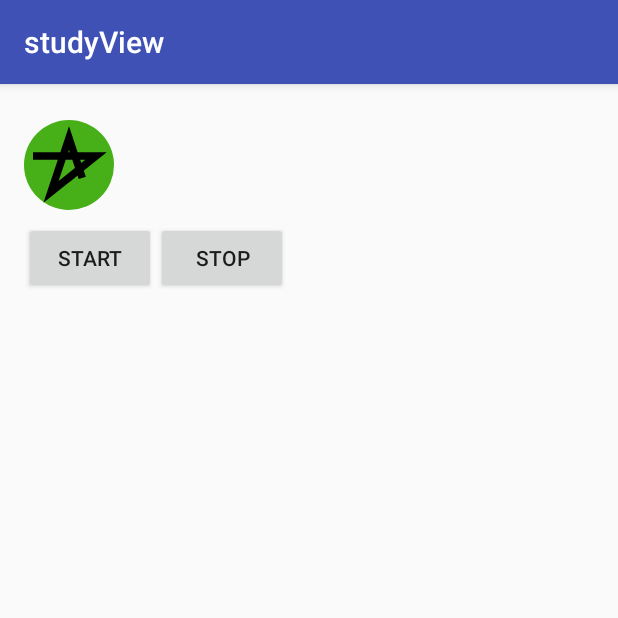
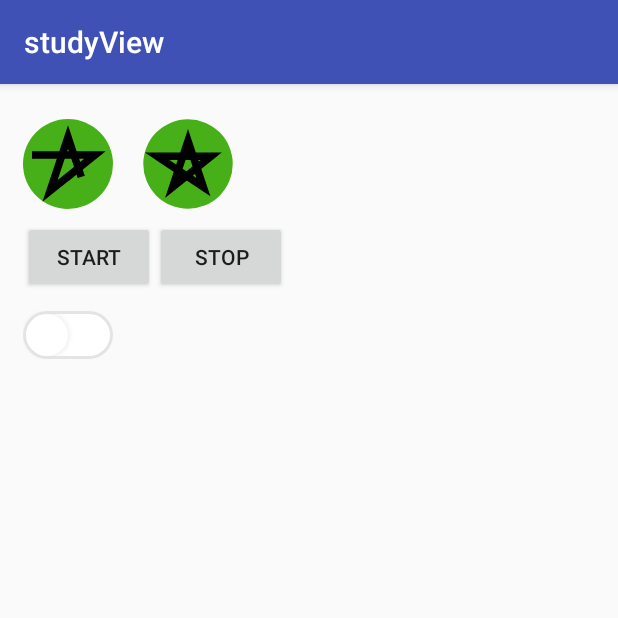
Before and after one commit to Dinnis-chen/studyView, an Android app: the screen it shows after launch (MainActivity), after a tap on "START", on a phone screen of 412 x 824 dp, the top half of it. Run offline under Robolectric (Android 15) with nearby library versions, the phone set to English and light mode, and no system bars.

Commit message:
TickView toggleButton
增加STickView控件编写
以及toggleButton控件修改使用

```diff
--- a/studyView/app/src/main/java/com/example/administrator/studyview/CTickView/CTickViewTest.java
+++ b/studyView/app/src/main/java/com/example/administrator/studyview/CTickView/CTickViewTest.java
@@ -8,6 +8,7 @@ import android.widget.LinearLayout;
 
 import com.example.administrator.studyview.R;
 import com.example.lib_view.tick.CTickView;
+import com.example.lib_view.tick.STickView;
 
 /**
  * @author chenjiawang
@@ -20,6 +21,7 @@ import com.example.lib_view.tick.CTickView;
 
 public class CTickViewTest extends LinearLayout implements View.OnClickListener{
     private CTickView McTickView;
+    private STickView mSTickVIew;
     public CTickViewTest(Context context) {
         super(context);
         init(context);
@@ -38,6 +40,7 @@ public class CTickViewTest extends LinearLayout implements View.OnClickListener{
     private void init(Context context){
         View view =  LayoutInflater.from(context).inflate(R.layout.layout_ctick,this,true);
         McTickView =(CTickView)view.findViewById(R.id.ctv_tick);
+        mSTickVIew = (STickView) view.findViewById(R.id.stv_tick);
         view.findViewById(R.id.btn_ctv_start).setOnClickListener(this);
         view.findViewById(R.id.btn_ctv_stop).setOnClickListener(this);
 
@@ -47,9 +50,11 @@ public class CTickViewTest extends LinearLayout implements View.OnClickListener{
         switch (v.getId()) {
             case R.id.btn_ctv_start:
                 McTickView.start();
+                mSTickVIew.start();
                 break;
             case R.id.btn_ctv_stop:
                 McTickView.stop();
+                mSTickVIew.stop();
                 break;
         }
     }
--- a/studyView/app/src/main/res/layout/activity_main.xml
+++ b/studyView/app/src/main/res/layout/activity_main.xml
@@ -1,17 +1,29 @@
 <?xml version="1.0" encoding="utf-8"?>
 <RelativeLayout xmlns:android="http://schemas.android.com/apk/res/android"
     xmlns:tools="http://schemas.android.com/tools"
+    xmlns:apps="http://schemas.android.com/apk/res-auto"
     android:id="@+id/activity_main"
     android:layout_width="match_parent"
     android:layout_height="match_parent"
-    android:paddingBottom="@dimen/activity_vertical_margin"
-    android:paddingLeft="@dimen/activity_horizontal_margin"
-    android:paddingRight="@dimen/activity_horizontal_margin"
-    android:paddingTop="@dimen/activity_vertical_margin"
     tools:context="com.example.administrator.studyview.MainActivity">
 
-    <com.example.administrator.studyview.CTickView.CTickViewTest
+    <LinearLayout
         android:layout_width="match_parent"
         android:layout_height="wrap_content"
-        android:orientation="vertical" />
+        android:padding="15dp"
+        android:orientation="vertical">
+        <com.example.administrator.studyview.CTickView.CTickViewTest
+            android:layout_width="match_parent"
+            android:layout_height="wrap_content"
+            android:orientation="vertical" />
+        <com.example.lib_view.toggleButton.ToggleButton
+            android:layout_width="60dp"
+            android:layout_height="32dp"
+            android:layout_marginTop="12dp"
+            apps:lib_ui_view_tbtn_colorLight="#FF4081"
+            apps:lib_ui_view_tbtn_colorNormal="#ffffff"
+            apps:lib_ui_view_tbtn_colorPadding="#e3e4e5"
+            apps:lib_ui_view_tbtn_duration="200"
+            apps:lib_ui_view_tbtn_padding="2dp" />
+    </LinearLayout>
 </RelativeLayout>
--- a/studyView/app/src/main/res/layout/layout_ctick.xml
+++ b/studyView/app/src/main/res/layout/layout_ctick.xml
@@ -13,6 +13,15 @@
             android:id="@+id/ctv_tick"
             android:layout_height="60dp"
             android:layout_width="60dp"
+            app:lib_ui_view_ctv_color="#000000"
+            app:lib_ui_view_ctr_colorCircle="#47b018"
+            app:lib_ui_view_ctr_strokeWidth="5dp" />
+        <com.example.lib_view.tick.STickView
+            android:id="@+id/stv_tick"
+            android:layout_width="76dp"
+            android:layout_height="76dp"
+            android:layout_marginLeft="12dp"
+            android:layout_marginStart="12dp"
             app:lib_ui_view_ctv_color="#000000"
             app:lib_ui_view_ctr_colorCircle="#47b018"
             app:lib_ui_view_ctr_strokeWidth="5dp" />
--- a/studyView/lib_view/src/main/java/com/example/lib_view/tick/CTickView.java
+++ b/studyView/lib_view/src/main/java/com/example/lib_view/tick/CTickView.java
@@ -14,6 +14,7 @@ import android.view.animation.LinearInterpolator;
 
 import com.example.lib_view.R;
 
+
 /**
  * @author chenjiawang
  * @package com.example.lib_view.tick
@@ -27,13 +28,13 @@ public class CTickView extends View {
     private int mWidth;
     private int mHeight;
 
-    private int mColor;
-    private int mColorCircle;
-    private float strokeWidth;
-    private Path mPathCircle;
-    private Path mPathStar;
-    private Paint mPaintCircle;
-    private Paint mPaintStar;
+    private int mColor;//图案颜色
+    private int mColorCircle;//背景颜色
+    private float strokeWidth;//图案宽度
+    private Path mPathCircle;//背景绘图
+    private Path mPathStar;//图案绘图
+    private Paint mPaintCircle;//背景画笔
+    private Paint mPaintStar;//图案画笔
     private PathMeasure mStarPathMeasure;
     private ValueAnimator mStarAnimator;
 
--- /dev/null
+++ b/studyView/lib_view/src/main/java/com/example/lib_view/tick/STickView.java
@@ -0,0 +1,172 @@
+package com.example.lib_view.tick;
+
+import android.animation.ValueAnimator;
+import android.content.Context;
+import android.content.res.TypedArray;
+import android.graphics.Canvas;
+import android.graphics.Color;
+import android.graphics.Paint;
+import android.graphics.Path;
+import android.graphics.PathMeasure;
+import android.util.AttributeSet;
+import android.view.View;
+import android.view.animation.Interpolator;
+
+import com.example.lib_view.R;
+
+/**
+ * @author chenjiawang
+ * @package com.example.lib_view.tick
+ * @fileName STickView
+ * @date on 2018/6/19
+ * @describe TODO
+ * @email chen-jw@crystal-optech.com
+ */
+
+public class STickView extends View {
+
+    private int mWidth;
+    private int mHeight;
+
+    private float factor;
+    private float scaleAX = 0.1f;
+    private float scaleAY = 0.4f;
+    private float scaleBX = 0.8f;
+    private float scaleBY = 0.4f;
+    private float scaleCX = 0.3f;
+    private float scaleCY = 0.8f;
+    private float scaleDX = 0.5f;
+    private float scaleDY = 0.2f;
+    private float scaleEX = 0.7f;
+    private float scaleEY = 0.8f;
+
+    private int mColorStar;
+    private int mColorCircle;
+    private float mStrokeWidth;
+    private Path mPathStar;
+    private Path mPathCircle;
+    private Paint mPaintStar;
+    private Paint mPaintCircle;
+    private PathMeasure mTickPathMeasure;
+    private ValueAnimator mValueAnimator;
+
+    public STickView(Context context) {
+        this(context, null);
+    }
+
+    public STickView(Context context, AttributeSet attrs) {
+        this(context, attrs, 0);
+    }
+
+    public STickView(Context context, AttributeSet attrs, int defStyleAttr) {
+        super(context, attrs, defStyleAttr);
+        TypedArray typedArray = context.obtainStyledAttributes(attrs, R.styleable.lib_ui_view_CTickView);
+        mColorStar = typedArray.getColor(R.styleable.lib_ui_view_CTickView_lib_ui_view_ctv_color, Color.parseColor("#ffffff"));
+        mColorCircle = typedArray.getColor(R.styleable.lib_ui_view_CTickView_lib_ui_view_ctr_colorCircle, Color.parseColor("#47b018"));
+        mStrokeWidth = typedArray.getDimension(R.styleable.lib_ui_view_CTickView_lib_ui_view_ctr_strokeWidth, 3);
+        typedArray.recycle();
+        init();
+    }
+
+    public void init() {
+        mPathCircle = new Path();
+        mPathStar = new Path();
+        mTickPathMeasure = new PathMeasure();
+
+        mPaintCircle = new Paint(Paint.ANTI_ALIAS_FLAG);
+        mPaintCircle.setColor(mColorCircle);
+
+        mPaintStar = new Paint(Paint.ANTI_ALIAS_FLAG);
+        mPaintStar.setColor(mColorStar);
+        mPaintStar.setStyle(Paint.Style.STROKE);
+        mPaintStar.setStrokeWidth(mStrokeWidth);
+
+        mValueAnimator = ValueAnimator.ofFloat(0f, 1f);
+        mValueAnimator.setDuration(3000);
+        mValueAnimator.setInterpolator(new SpringScaleInterpolator(0.4f));
+        mValueAnimator.addUpdateListener(new ValueAnimator.AnimatorUpdateListener() {
+            @Override
+            public void onAnimationUpdate(ValueAnimator animation) {
+                if (mPaintCircle != null && mPaintStar != null) {
+                    float alpha = 1f * animation.getDuration() / 3000;
+                    alpha = Math.min(alpha, 1f);
+                    alpha = Math.max(alpha, 0f);
+                    mPaintCircle.setAlpha((int) (255 * alpha));
+                    mPaintStar.setAlpha((int) (255 * alpha));
+                }
+                factor = (float) animation.getAnimatedValue();
+                factor = factor / 1.27f;
+                factor = Math.min(factor, 1f);
+                factor = Math.max(factor, 0f);
+                postInvalidate();
+            }
+        });
+    }
+
+    @Override
+    protected void onDraw(Canvas canvas) {
+        float width = this.mWidth * 0.86f * factor;
+        float height = this.mHeight * 0.86f * factor;
+        float startX = (this.mWidth - width) / 2f;
+        float startY = (this.mHeight - height) / 2f;
+        //初始化path
+        mPathStar.reset();
+        mPathCircle.reset();
+        mPathStar.moveTo(startX + width * scaleAX, startY + height * scaleAY);
+        mPathStar.lineTo(startX + width * scaleBX, startY + height * scaleBY);
+        mPathStar.lineTo(startX + width * scaleCX, startY + height * scaleCY);
+        mPathStar.lineTo(startX + width * scaleDX, startY + height * scaleDY);
+        mPathStar.lineTo(startX + width * scaleEX, startY + height * scaleEY);
+        mPathStar.close();
+        mTickPathMeasure.setPath(mPathStar, false);
+        mTickPathMeasure.getSegment(0, mTickPathMeasure.getLength(), mPathStar, true);
+        width = this.mWidth * factor;
+        height = this.mHeight * factor;
+        startX = (this.mWidth - width) / 2f;
+        startY = (this.mHeight - height) / 2f;
+        canvas.drawCircle(startX + width / 2f, startY + width / 2f, width / 2f, mPaintCircle);
+        mPaintCircle.setStrokeWidth(mStrokeWidth * factor);
+        canvas.drawPath(mPathStar, mPaintStar);
+    }
+
+    @Override
+    protected void onMeasure(int widthMeasureSpec, int heightMeasureSpec) {
+        super.onMeasure(widthMeasureSpec, heightMeasureSpec);
+        mWidth = MeasureSpec.getSize(widthMeasureSpec);
+        mHeight = MeasureSpec.getSize(heightMeasureSpec);
+        setMeasuredDimension(mWidth, mHeight);
+    }
+
+    /**
+     * Start animation
+     */
+    public void start() {
+        stop();
+        mPathStar = new Path();
+        if (mValueAnimator != null) {
+            mValueAnimator.start();
+        }
+    }
+
+    /**
+     * Stop animation
+     */
+    public void stop() {
+        if (mValueAnimator != null) {
+            mValueAnimator.end();
+        }
+    }
+
+    class SpringScaleInterpolator implements Interpolator {
+        private float factor;
+
+        SpringScaleInterpolator(float factor) {
+            this.factor = factor;
+        }
+
+        @Override
+        public float getInterpolation(float input) {
+            return (float) (Math.pow(2, -10 * input) * Math.sin((input - factor / 4) * (2 * Math.PI) / factor) + 1);
+        }
+    }
+}
--- /dev/null
+++ b/studyView/lib_view/src/main/java/com/example/lib_view/toggleButton/ToggleButton.java
@@ -0,0 +1,221 @@
+package com.example.lib_view.toggleButton;
+
+import android.animation.Animator;
+import android.animation.ValueAnimator;
+import android.content.Context;
+import android.content.res.TypedArray;
+import android.graphics.Canvas;
+import android.graphics.Color;
+import android.graphics.Paint;
+import android.graphics.Rect;
+import android.graphics.RectF;
+import android.os.Build;
+import android.util.AttributeSet;
+import android.view.MotionEvent;
+import android.view.View;
+import android.view.ViewConfiguration;
+import android.view.animation.LinearInterpolator;
+
+import com.example.lib_view.R;
+
+/**
+ * @author chenjiawang
+ * @package com.example.lib_view.toggleButton
+ * @fileName ToggleButton
+ * @date on 2018/6/20
+ * @describe TODO
+ * @email chen-jw@crystal-optech.com
+ */
+
+public class ToggleButton extends View {
+
+    private int mHeight;
+    private int mWidth;
+    private int mColorNormal;//关闭颜色
+    private int mColorLight;//打开颜色
+    private int mColorPadding;//背景颜色
+    private float mPaddingWidth;//背景宽度
+    private int mDuration;//动画持续时间
+
+    private Rect mRect;
+    private RectF mRectF;
+    private int mTouchSlop;//最小滑动距离
+
+    private Paint mPaintNormal;
+    private Paint mPaintLight;
+    private Paint mPaintPadding;
+    private Paint mPaintShader;
+
+    private ValueAnimator mValueAnimator;
+    private float factor = 1;//进度因子:0-1
+
+    private OnToggleListener mListener;
+    private boolean isOpen;//当前的位置
+    private float dX, dY;
+    private boolean isClickValid;//点击是否有效
+
+
+    public ToggleButton(Context context) {
+        this(context, null);
+    }
+
+    public ToggleButton(Context context, AttributeSet attrs) {
+        this(context, attrs, 0);
+    }
+
+    public ToggleButton(Context context, AttributeSet attrs, int defStyleAttr) {
+        super(context, attrs, defStyleAttr);
+        initTypeArray(context, attrs);
+        init(context);
+    }
+
+    private void initTypeArray(Context context, AttributeSet attrs) {
+        TypedArray typedArray = context.obtainStyledAttributes(attrs, R.styleable.lib_ui_view_ToggleButton);
+        mColorNormal = typedArray.getColor(R.styleable.lib_ui_view_ToggleButton_lib_ui_view_tbtn_colorNormal, Color.parseColor("#ffffff"));
+        mColorLight = typedArray.getColor(R.styleable.lib_ui_view_ToggleButton_lib_ui_view_tbtn_colorLight, Color.parseColor("#FF4081"));
+        mColorPadding = typedArray.getColor(R.styleable.lib_ui_view_ToggleButton_lib_ui_view_tbtn_colorPadding, Color.parseColor("#e3e4e5"));
+        mPaddingWidth = typedArray.getDimension(R.styleable.lib_ui_view_ToggleButton_lib_ui_view_tbtn_padding, 3);
+        mDuration = typedArray.getInteger(R.styleable.lib_ui_view_ToggleButton_lib_ui_view_tbtn_duration, 0);
+        typedArray.recycle();
+    }
+
+    private void init(Context context) {
+        if (Build.VERSION.SDK_INT >= Build.VERSION_CODES.HONEYCOMB) {
+            setLayerType(LAYER_TYPE_SOFTWARE, null);//禁用硬件加速，否则阴影的扩散setShadowLayer无效了
+        }
+        mTouchSlop = ViewConfiguration.get(context).getScaledTouchSlop();
+
+        mRect = new Rect();
+        mRectF = new RectF();
+        mPaintNormal = new Paint(Paint.ANTI_ALIAS_FLAG);
+        mPaintNormal.setColor(mColorNormal);
+
+        mPaintLight = new Paint(Paint.ANTI_ALIAS_FLAG);
+        mPaintLight.setColor(mColorLight);
+
+        mPaintPadding = new Paint(Paint.ANTI_ALIAS_FLAG);
+        mPaintPadding.setColor(mColorPadding);
+
+        mPaintShader = new Paint(Paint.ANTI_ALIAS_FLAG);
+        mPaintShader.setColor(mColorNormal);
+        mPaintShader.setShadowLayer(mPaddingWidth * 2, 0, 0, mColorPadding);
+        mValueAnimator = ValueAnimator.ofFloat(0f, 1f);
+        mValueAnimator.setDuration(mDuration);
+        mValueAnimator.setInterpolator(new LinearInterpolator());
+        mValueAnimator.addUpdateListener(new ValueAnimator.AnimatorUpdateListener() {
+            @Override
+            public void onAnimationUpdate(ValueAnimator animation) {
+                factor = (float) animation.getAnimatedValue();
+                invalidate();
+            }
+        });
+        mValueAnimator.addListener(new Animator.AnimatorListener() {
+            @Override
+            public void onAnimationStart(Animator animation) {
+
+            }
+
+            @Override
+            public void onAnimationEnd(Animator animation) {
+                if (mListener != null && factor == 1) {
+                    mListener.onToggle(isOpen);
+                }
+            }
+
+            @Override
+            public void onAnimationCancel(Animator animation) {
+
+            }
+
+            @Override
+            public void onAnimationRepeat(Animator animation) {
+
+            }
+        });
+    }
+
+    protected void onDraw(Canvas canvas) {
+        super.onDraw(canvas);
+        boolean toggle = (factor == 1) == isOpen;
+        float rectRadius = mHeight / 2f;
+        //先画背景阴影图，再画内部颜色，将其覆盖
+        mRect.set(0, 0, mWidth, mHeight);
+        mRectF.set(mRect);
+        canvas.drawRoundRect(mRectF, rectRadius, rectRadius, toggle ? mPaintLight : mPaintPadding);
+        mRect.set((int) mPaddingWidth, (int) mPaddingWidth, (int) (mWidth - mPaddingWidth), (int) (mHeight - mPaddingWidth));
+        mRectF.set(mRect);
+        canvas.drawRoundRect(mRectF, rectRadius, rectRadius, toggle ? mPaintLight : mPaintNormal);
+        float c0 = mHeight / 2;
+        float c1 = mWidth - mHeight / 2;
+        float start = !isOpen ? c1 : c0;
+        float end = isOpen ? c1 : c0;
+        float offsetX = start + (end - start) * factor;
+        canvas.drawCircle(offsetX, mHeight / 2, mHeight / 2 - mPaddingWidth, mPaintShader);
+    }
+
+    protected void onMeasure(int widthMeasureSpec,int heightMeasureSpec){
+        super.onMeasure(widthMeasureSpec,heightMeasureSpec);
+        mWidth = MeasureSpec.getSize(widthMeasureSpec);
+        mHeight = MeasureSpec.getSize(heightMeasureSpec);
+        setMeasuredDimension(mWidth,mHeight);
+    }
+
+    public boolean onTouchEvent(MotionEvent event){
+        if(!(factor ==0 || factor == 1)){
+            return false;
+        }
+        float eX = event.getX();
+        float eY = event.getY();
+        switch (event.getAction()){
+            case MotionEvent.ACTION_DOWN:
+                dX = eX;
+                dY = eY;
+                isClickValid = true;
+            case MotionEvent.ACTION_MOVE:
+                if (isClickValid && (Math.abs(eX - dX) > mTouchSlop || Math.abs(eY - dY) > mTouchSlop)) {
+                    isClickValid = false;
+                }
+                return isClickValid;
+            case MotionEvent.ACTION_CANCEL:
+            case MotionEvent.ACTION_UP:
+                if (!isClickValid || eX < 0 || eX > mWidth || eY < 0 || eY > mHeight) {
+                    return false;
+                }
+                isOpen = !isOpen;
+                if (mDuration <= 0) {
+                    invalidate();
+                } else {
+                    start();
+                }
+                return true;
+        }
+        return super.onTouchEvent(event);
+    }
+
+    /**
+     * 开始动画
+     */
+    public void start() {
+        stop();
+        if (mValueAnimator != null) {
+            mValueAnimator.start();
+        }
+    }
+
+    /**
+     * 停止动画
+     */
+    public void stop() {
+        if (mValueAnimator != null) {
+            mValueAnimator.cancel();
+        }
+    }
+
+
+    public interface OnToggleListener {
+        /**
+         * @param isOpen: isOpen
+         */
+        void onToggle(boolean isOpen);
+    }
+}
--- a/studyView/lib_view/src/main/res/values/lib_ui_view_attrs.xml
+++ b/studyView/lib_view/src/main/res/values/lib_ui_view_attrs.xml
@@ -5,4 +5,12 @@
         <attr name="lib_ui_view_ctr_colorCircle" format="color"/>
         <attr name="lib_ui_view_ctr_strokeWidth" format="dimension"/>
     </declare-styleable>
+
+    <declare-styleable name="lib_ui_view_ToggleButton">
+        <attr name="lib_ui_view_tbtn_colorNormal" format="color" />
+        <attr name="lib_ui_view_tbtn_colorLight" format="color" />
+        <attr name="lib_ui_view_tbtn_colorPadding" format="color" />
+        <attr name="lib_ui_view_tbtn_padding" format="dimension" />
+        <attr name="lib_ui_view_tbtn_duration" format="integer" />
+    </declare-styleable>
 </resources>
```
